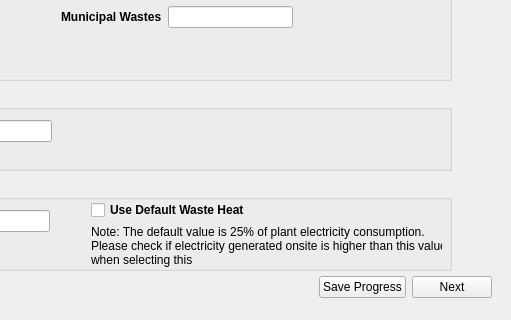
Before: the Qt Designer form 00_BEST_windows/ui_files_latest/Page5_ElectricityGenerationInput_qwidget.ui in WongCurtis95/lbnl_best_public, drawn with Qt 5; both pictures show x 749 to 1260 and y 380 to 700 of the 1260 by 700 pixel window.
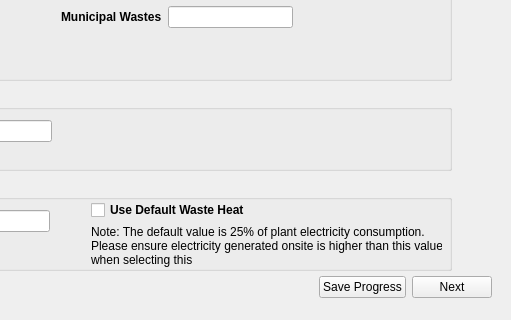
After: the same form once the commit is applied. Icons and pictures are not drawn.

The edit to the form file:
```diff
--- a/00_BEST_windows/ui_files_latest/Page5_ElectricityGenerationInput_qwidget.ui
+++ b/00_BEST_windows/ui_files_latest/Page5_ElectricityGenerationInput_qwidget.ui
@@ -634,7 +634,7 @@
     </property>
     <property name="text">
      <string>Note: The default value is 25% of plant electricity consumption. 
-Please check if electricity generated onsite is higher than this value 
+Please ensure electricity generated onsite is higher than this value 
 when selecting this</string>
     </property>
    </widget>
```
